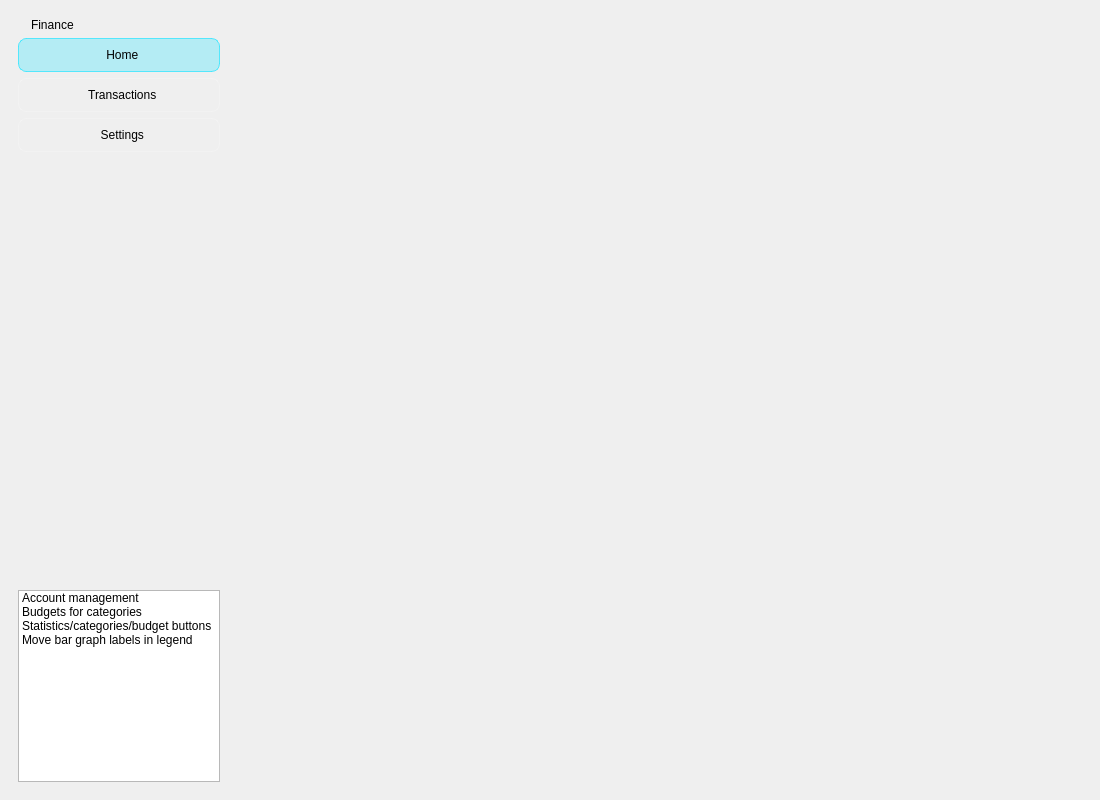
First picture: the form in Desktop/mainwindow.ui, repository david4more/CoinWarden, before the edit.
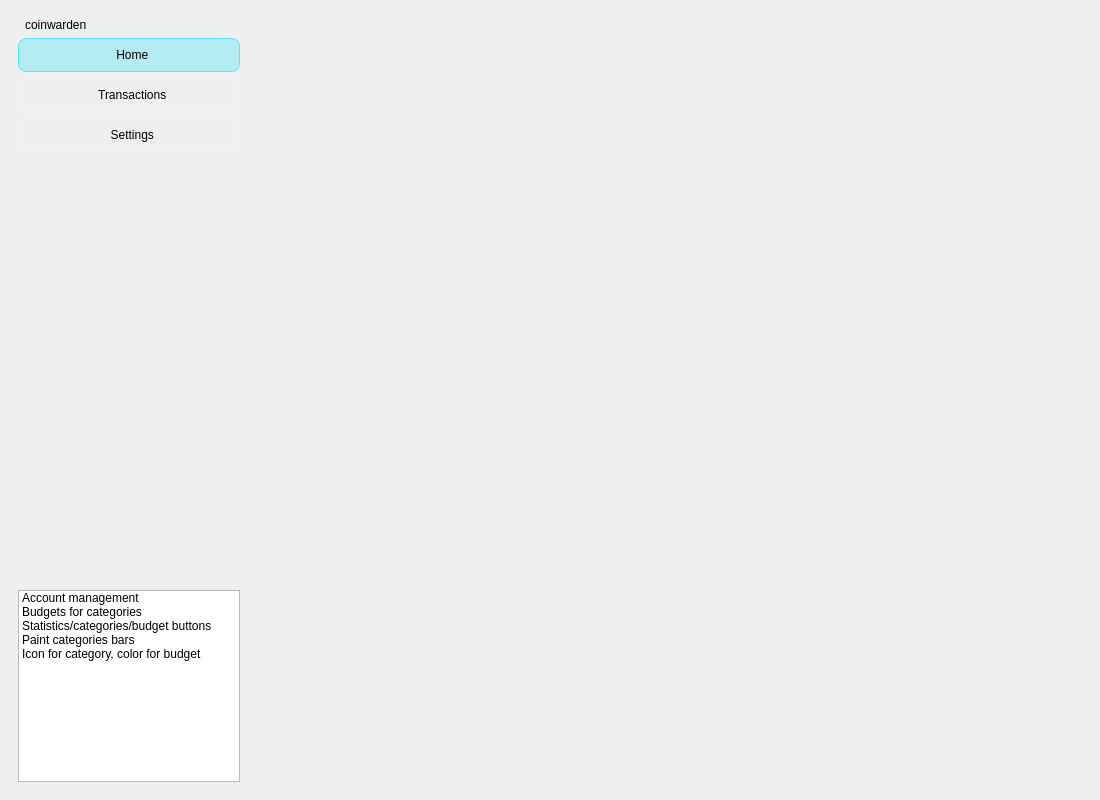
Second picture: the form after the edit. Icons and pictures are not drawn.

```diff
--- a/Desktop/mainwindow.ui
+++ b/Desktop/mainwindow.ui
@@ -34,13 +34,16 @@
       </property>
       <property name="maximumSize">
        <size>
-        <width>220</width>
+        <width>240</width>
         <height>16777215</height>
        </size>
       </property>
       <layout class="QVBoxLayout" name="verticalLayout">
        <item>
         <layout class="QHBoxLayout" name="horizontalLayout_2">
+         <property name="spacing">
+          <number>0</number>
+         </property>
          <item>
           <widget class="QLabel" name="label_2">
            <property name="maximumSize">
@@ -87,7 +90,7 @@
             <string notr="true">font: 600 italic 20pt &quot;Cascadia Code&quot;;</string>
            </property>
            <property name="text">
-            <string>Finance</string>
+            <string>coinwarden</string>
            </property>
           </widget>
          </item>
@@ -308,7 +311,12 @@
          </item>
          <item>
           <property name="text">
-           <string>Move bar graph labels in legend</string>
+           <string>Paint categories bars</string>
+          </property>
+         </item>
+         <item>
+          <property name="text">
+           <string>Icon for category, color for budget</string>
           </property>
          </item>
         </widget>
```
